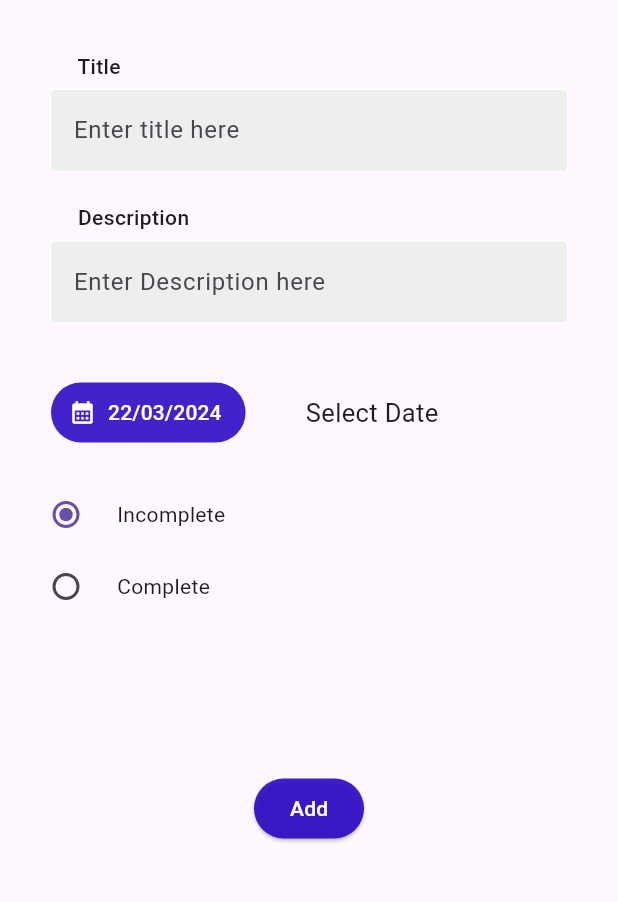
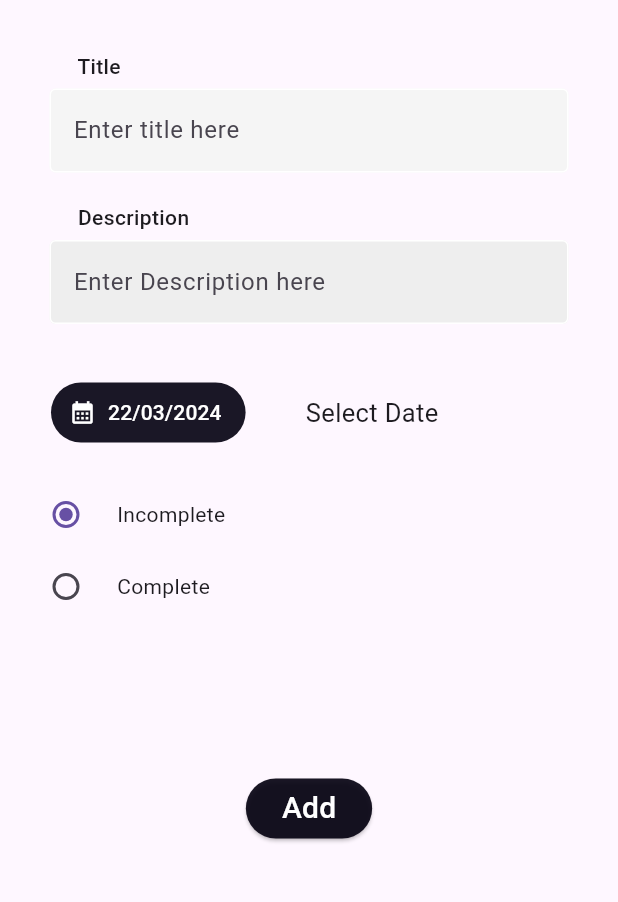
Before and after one commit to asheesh20/todo, a Flutter app: the screen it shows after launch, after a tap on "New Todo", on a phone screen of 412 x 824 dp, the part 63-965 px from its top. Run offline on Flutter 3.47's test engine with Material 3 defaults, Android fonts, the phone set to English and light mode, and no system bars; our stand-ins replace get, hive, hive_flutter; accounts and stored records are empty.

Commit message:
Hive included

```diff
--- a/lib/main.dart
+++ b/lib/main.dart
@@ -1,8 +1,15 @@
 import 'package:flutter/material.dart';
 import 'package:get/get_navigation/src/root/get_material_app.dart';
+import 'package:hive_flutter/hive_flutter.dart';
 import 'package:todo/screens/home.dart';
 
-void main() {
+void main() async {
+  /// initialize hive
+  await Hive.initFlutter();
+
+  /// open the box
+  await Hive.openBox('myBox');
+
   runApp(const MyApp());
 }
 
@@ -11,7 +18,7 @@ class MyApp extends StatelessWidget {
 
   @override
   Widget build(context) {
-    return GetMaterialApp(
+    return const GetMaterialApp(
       debugShowCheckedModeBanner: false,
       title: 'Todo',
       home: HomeScreen(),
--- a/lib/screens/home.dart
+++ b/lib/screens/home.dart
@@ -1,9 +1,8 @@
-import 'package:flutter/cupertino.dart';
 import 'package:flutter/material.dart';
-import 'package:flutter/widgets.dart';
 import 'package:get/route_manager.dart';
 import 'package:todo/screens/new_todo.dart';
 import 'package:todo/screens/total_todo.dart';
+import 'package:todo/utils/colors.dart';
 import 'package:todo/widgets/category_grid.dart';
 
 class HomeScreen extends StatelessWidget {
@@ -30,9 +29,7 @@ class HomeScreen extends StatelessWidget {
               const Text(
                 '2',
                 style: TextStyle(
-                    fontSize: 36,
-                    color: Colors.yellow,
-                    fontWeight: FontWeight.bold),
+                    fontSize: 36, color: yellow, fontWeight: FontWeight.bold),
               ),
               const SizedBox(
                 height: 30,
@@ -52,7 +49,7 @@ class HomeScreen extends StatelessWidget {
                       title: 'Update Todo',
                       icon: Icon(
                         Icons.pin_end_rounded,
-                        color: Colors.yellow,
+                        color: yellow,
                       ),
                     ),
                   ),
@@ -72,7 +69,7 @@ class HomeScreen extends StatelessWidget {
                       title: 'Total Todo',
                       icon: Icon(
                         Icons.checklist_sharp,
-                        color: Colors.yellow,
+                        color: yellow,
                       ),
                     ),
                   ),
@@ -87,7 +84,7 @@ class HomeScreen extends StatelessWidget {
                       title: 'Delete Todo',
                       icon: Icon(
                         Icons.delete_outline,
-                        color: Colors.yellow,
+                        color: yellow,
                       ),
                     ),
                   ),
@@ -117,7 +114,7 @@ class BoxMethod extends StatelessWidget {
         title: 'New Todo',
         icon: Icon(
           Icons.add,
-          color: Colors.yellow,
+          color: yellow,
         ),
       ),
     );
--- a/lib/screens/new_todo.dart
+++ b/lib/screens/new_todo.dart
@@ -1,4 +1,5 @@
 import 'package:flutter/material.dart';
+import 'package:hive/hive.dart';
 import 'package:intl/intl.dart';
 import 'package:todo/utils/colors.dart';
 
@@ -9,6 +10,9 @@ class NewTodo extends StatefulWidget {
 }
 
 class _NewTodoState extends State<NewTodo> {
+  List<Map<String, dynamic>> hiveData = [];
+  Box box = Hive.box('myBox');
+
   String title = "";
   String description = "";
   DateTime selectedDate = DateTime.now();
@@ -21,6 +25,7 @@ class _NewTodoState extends State<NewTodo> {
 
   @override
   Widget build(BuildContext context) {
+    print(box.toMap().toString());
     String formattedDate = DateFormat('dd/MM/yyyy').format(selectedDate);
     return Scaffold(
       appBar: AppBar(
@@ -50,17 +55,17 @@ class _NewTodoState extends State<NewTodo> {
                   padding: const EdgeInsets.symmetric(horizontal: 13),
                   child: TextFormField(
                     controller: _titleController,
-                    decoration: InputDecoration(
-                      labelStyle: TextStyle(color: Colors.grey[100]),
-                      enabledBorder: const OutlineInputBorder(
+                    decoration: const InputDecoration(
+                      labelStyle: TextStyle(color: grey100),
+                      enabledBorder: OutlineInputBorder(
                         borderSide: BorderSide(color: Colors.white),
                       ),
                       focusedBorder: OutlineInputBorder(
-                        borderSide: BorderSide(color: Colors.grey.shade100),
+                        borderSide: BorderSide(color: grey100),
                       ),
-                      fillColor: Colors.grey.shade200,
+                      fillColor: grey100,
                       hintText: 'Enter title here',
-                      hintStyle: const TextStyle(fontWeight: FontWeight.normal),
+                      hintStyle: TextStyle(fontWeight: FontWeight.normal),
                       filled: true,
                       //labelText: 'Title',
                     ),
@@ -96,17 +101,17 @@ class _NewTodoState extends State<NewTodo> {
                   padding: const EdgeInsets.symmetric(horizontal: 13),
                   child: TextFormField(
                     controller: _descriptionController,
-                    decoration: InputDecoration(
-                      labelStyle: TextStyle(color: Colors.grey[100]),
-                      enabledBorder: const OutlineInputBorder(
-                        borderSide: BorderSide(color: Colors.white),
+                    decoration: const InputDecoration(
+                      labelStyle: TextStyle(color: grey100),
+                      enabledBorder: OutlineInputBorder(
+                        borderSide: BorderSide(color: white),
                       ),
                       focusedBorder: OutlineInputBorder(
-                        borderSide: BorderSide(color: Colors.grey.shade100),
+                        borderSide: BorderSide(color: grey100),
                       ),
-                      fillColor: Colors.grey.shade200,
+                      fillColor: grey200,
                       hintText: 'Enter Description here',
-                      hintStyle: const TextStyle(fontWeight: FontWeight.normal),
+                      hintStyle: TextStyle(fontWeight: FontWeight.normal),
                       filled: true,
                       //labelText: 'Title',
                     ),
@@ -143,7 +148,7 @@ class _NewTodoState extends State<NewTodo> {
                       label: Text(
                         // '${selectedDate.toIso8601String().split('T')[0]}',
                         formattedDate,
-                        style: const TextStyle(color: Colors.white),
+                        style: const TextStyle(color: white),
                       ),
                     ),
                     const SizedBox(
@@ -204,11 +209,32 @@ class _NewTodoState extends State<NewTodo> {
                   height: 100,
                 ),
                 AddButton(
-                    formKey: _formKey,
-                    title: title,
-                    description: description,
-                    selectedDate: selectedDate,
-                    isComplete: isComplete),
+                  formKey: _formKey,
+                  title: title,
+                  description: description,
+                  selectedDate: selectedDate,
+                  isComplete: isComplete,
+                  descriptionController: _descriptionController,
+                  titleController: _titleController,
+                  formattedDate: formattedDate,
+                  onTap: () {
+                    Map<String, dynamic> dataMap = {
+                      'title': _titleController.text,
+                      'description': _descriptionController.text,
+                      'date': formattedDate,
+                    };
+                    final box = Hive.box('myBox');
+                    hiveData.add(dataMap);
+
+                    box.put('data', hiveData);
+                    print(box.toMap().toString());
+
+                    /// for clearing the box
+
+                    //final box = Hive.box('myBox');
+                    //box.clear();
+                  },
+                ),
                 const SizedBox(
                   height: 50,
                 ),
@@ -243,6 +269,10 @@ class AddButton extends StatelessWidget {
     required this.description,
     required this.selectedDate,
     required this.isComplete,
+    required this.descriptionController,
+    required this.titleController,
+    required this.formattedDate,
+    required this.onTap,
   }) : _formKey = formKey;
 
   final GlobalKey<FormState> _formKey;
@@ -250,6 +280,11 @@ class AddButton extends StatelessWidget {
   final String description;
   final DateTime selectedDate;
   final bool isComplete;
+  final TextEditingController titleController;
+  final TextEditingController descriptionController;
+  final String formattedDate;
+
+  final void Function()? onTap;
 
   @override
   Widget build(BuildContext context) {
@@ -267,12 +302,10 @@ class AddButton extends StatelessWidget {
         }
       },
       child: GestureDetector(
-        onTap: () {
-          Navigator.of(context).pop();
-        },
+        onTap: onTap,
         child: const Text(
           'Add',
-          style: TextStyle(color: white),
+          style: TextStyle(color: white, fontSize: 20),
         ),
       ),
     );
--- a/lib/utils/colors.dart
+++ b/lib/utils/colors.dart
@@ -1,8 +1,11 @@
 import 'package:flutter/material.dart';
 
-const blue = Color.fromARGB(224, 39, 4, 196);
+//const blue = Color.fromARGB(224, 39, 4, 196);
+const blue = Color.fromARGB(233, 5, 2, 17);
 const fillColor = Colors.grey;
-const backgroundColor = Color.fromARGB(224, 39, 4, 196);
+//const backgroundColor = Color.fromARGB(224, 39, 4, 196);
+const backgroundColor = Color.fromARGB(233, 5, 2, 17);
 const white = Colors.white;
 const yellow = Colors.yellow;
-const grey = Color(0xFFEEEEEE);  // shade[200]
+const grey200 = Color(0xFFEEEEEE); // shade[200]
+const grey100 = Color(0xFFF5F5F5); // shade[100]
--- a/lib/widgets/box.dart
+++ b/lib/widgets/box.dart
@@ -1,6 +1,7 @@
 import 'package:flutter/material.dart';
 import 'package:get/get.dart';
 import 'package:todo/screens/new_todo.dart';
+import 'package:todo/utils/colors.dart';
 import 'package:todo/widgets/category_grid.dart';
 
 class BoxMethod extends StatelessWidget {
@@ -19,7 +20,7 @@ class BoxMethod extends StatelessWidget {
         title: 'New Todo',
         icon: Icon(
           Icons.add,
-          color: Colors.yellow,
+          color: yellow,
         ),
       ),
     );
--- a/lib/widgets/category_grid.dart
+++ b/lib/widgets/category_grid.dart
@@ -3,7 +3,6 @@ import 'package:flutter/material.dart';
 class CategoryGrid extends StatelessWidget {
   const CategoryGrid({super.key, required this.title, required this.icon});
 
-  //final Category category;
   final String title;
   final Icon icon;
 
--- a/pubspec.yaml
+++ b/pubspec.yaml
@@ -37,10 +37,14 @@ dependencies:
   cupertino_icons: ^1.0.6
   get: ^4.6.6
   intl: ^0.19.0
+  hive: ^2.2.3
+  hive_flutter: ^1.1.0
 
 dev_dependencies:
   flutter_test:
     sdk: flutter
+  hive_generator: ^2.0.1
+  build_runner: ^2.4.8
 
   # The "flutter_lints" package below contains a set of recommended lints to
   # encourage good coding practices. The lint set provided by the package is
```
Also changed, not shown: lib/screens/total_todo.dart (+32 -1 lines), pubspec.lock, 7 other files.
